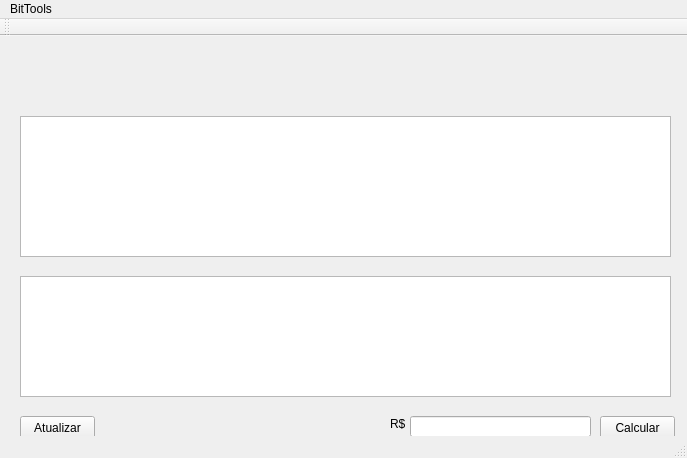
The window that bittools.ui (SHNICI/bitcointools) describes before a commit, drawn with Qt 5.
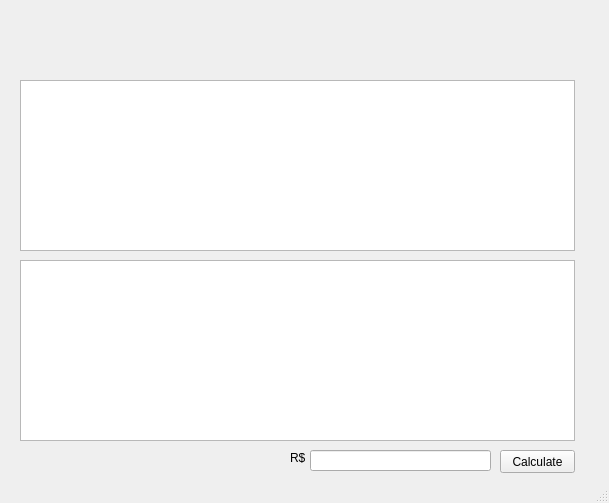
The same window after the commit.

Commit message: (Paulo & Gabriel)  Parse data to screen , comment and fix calculation

Patch:
```diff
--- a/bittools.ui
+++ b/bittools.ui
@@ -6,8 +6,8 @@
    <rect>
     <x>0</x>
     <y>0</y>
-    <width>687</width>
-    <height>458</height>
+    <width>609</width>
+    <height>503</height>
    </rect>
   </property>
   <property name="windowTitle">
@@ -17,8 +17,8 @@
    <widget class="QLineEdit" name="lineEdit">
     <property name="geometry">
      <rect>
-      <x>410</x>
-      <y>380</y>
+      <x>310</x>
+      <y>450</y>
       <width>181</width>
       <height>21</height>
      </rect>
@@ -27,21 +27,21 @@
    <widget class="QPushButton" name="pushButton">
     <property name="geometry">
      <rect>
-      <x>600</x>
-      <y>380</y>
+      <x>500</x>
+      <y>450</y>
       <width>75</width>
       <height>23</height>
      </rect>
     </property>
     <property name="text">
-     <string>Calcular</string>
+     <string>Calculate</string>
     </property>
    </widget>
    <widget class="QLabel" name="label">
     <property name="geometry">
      <rect>
-      <x>390</x>
-      <y>380</y>
+      <x>290</x>
+      <y>450</y>
       <width>21</width>
       <height>16</height>
      </rect>
@@ -50,64 +50,27 @@
      <string>R$</string>
     </property>
    </widget>
-   <widget class="QTextEdit" name="textEdit">
-    <property name="geometry">
-     <rect>
-      <x>20</x>
-      <y>240</y>
-      <width>651</width>
-      <height>121</height>
-     </rect>
-    </property>
-   </widget>
-   <widget class="QTextEdit" name="textEdit_2">
+   <widget class="QTableView" name="opportunities">
     <property name="geometry">
      <rect>
       <x>20</x>
       <y>80</y>
-      <width>651</width>
-      <height>141</height>
+      <width>555</width>
+      <height>171</height>
      </rect>
     </property>
    </widget>
-   <widget class="QPushButton" name="pushButton_2">
+   <widget class="QTableView" name="prices">
     <property name="geometry">
      <rect>
       <x>20</x>
-      <y>380</y>
-      <width>75</width>
-      <height>23</height>
+      <y>260</y>
+      <width>555</width>
+      <height>181</height>
      </rect>
     </property>
-    <property name="text">
-     <string>Atualizar</string>
-    </property>
    </widget>
   </widget>
-  <widget class="QMenuBar" name="menuBar">
-   <property name="geometry">
-    <rect>
-     <x>0</x>
-     <y>0</y>
-     <width>687</width>
-     <height>21</height>
-    </rect>
-   </property>
-   <widget class="QMenu" name="menuBitTools">
-    <property name="title">
-     <string>BitTools</string>
-    </property>
-   </widget>
-   <addaction name="menuBitTools"/>
-  </widget>
-  <widget class="QToolBar" name="mainToolBar">
-   <attribute name="toolBarArea">
-    <enum>TopToolBarArea</enum>
-   </attribute>
-   <attribute name="toolBarBreak">
-    <bool>false</bool>
-   </attribute>
-  </widget>
   <widget class="QStatusBar" name="statusBar"/>
  </widget>
  <layoutdefault spacing="6" margin="11"/>
```
Left out of the diff: 2 changed lines with no effect on the pictures. The commit also changes 3 other files.
